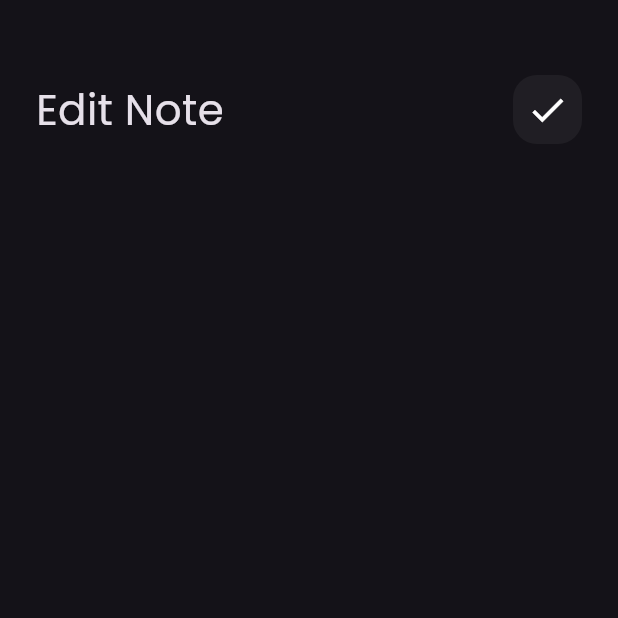
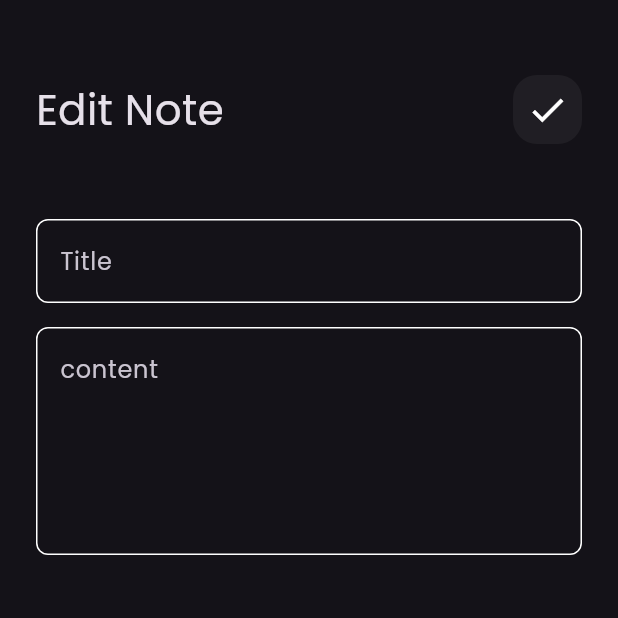
Before and after one commit to ehab143/notes_app, a Flutter app: the EditNotesView screen opened directly, on a phone screen of 412 x 824 dp, the top half of it. Run offline on Flutter 3.47's test engine with Material 3 defaults, Android fonts, the phone set to English and light mode, and no system bars; our stand-ins replace font_awesome_flutter.

Commit message:
edit notes view Ui done

```diff
--- a/lib/views/widgets/edit_notes_view_body.dart
+++ b/lib/views/widgets/edit_notes_view_body.dart
@@ -1,5 +1,6 @@
 import 'package:flutter/material.dart';
 import 'package:notes_app/views/widgets/custom_AppBar.dart';
+import 'package:notes_app/views/widgets/custom_text_field.dart';
 
 class EditNotesViewBody extends StatelessWidget {
   const EditNotesViewBody({super.key});
@@ -8,11 +9,16 @@ class EditNotesViewBody extends StatelessWidget {
   Widget build(BuildContext context) {
     return Padding(
       padding: const EdgeInsets.symmetric(horizontal: 24),
-      child: Column(children: [SizedBox(height: 50), CustomAppBar(
-
-        title: 'Edit Note',
-        icon: Icons.check,
-      )]),
+      child: Column(
+        children: [
+          SizedBox(height: 50),
+          CustomAppBar(title: 'Edit Note', icon: Icons.check),
+          SizedBox(height: 50),
+          CustomTextField(hint: 'Title'),
+          SizedBox(height: 16),
+          CustomTextField(hint: 'content', maxLines: 5),
+        ],
+      ),
     );
   }
 }
```
